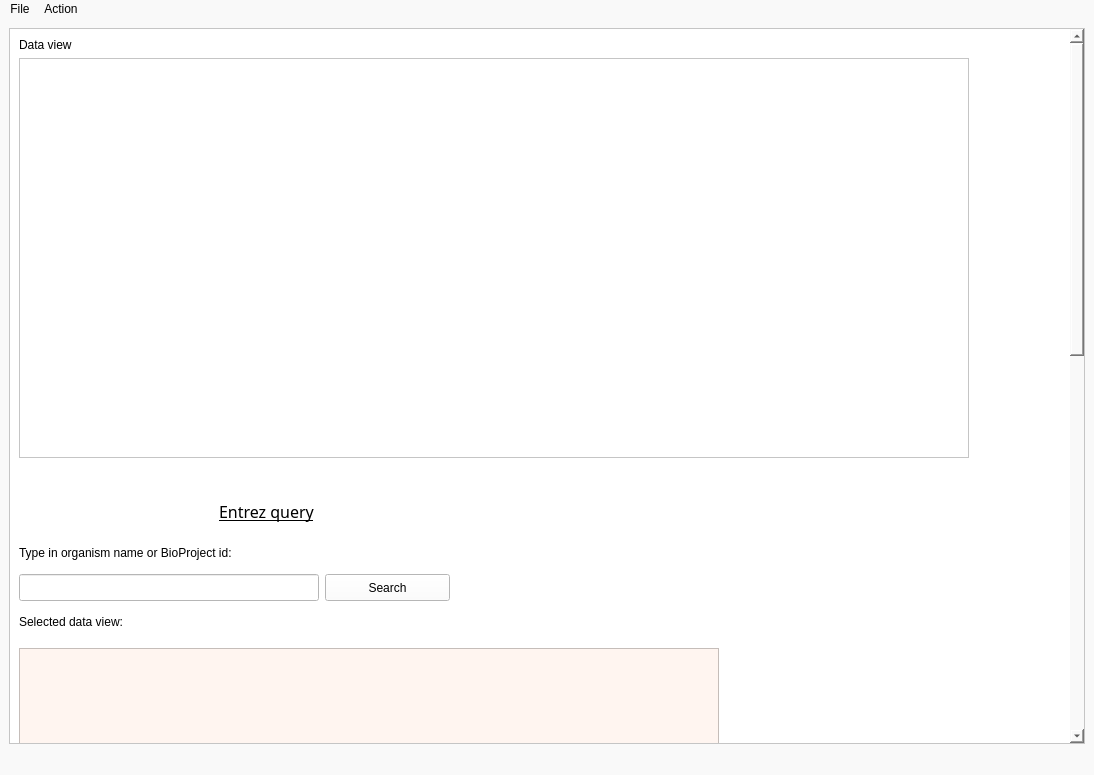
Old version of the form Design/main_window.ui in the repository youngTouring/genome_info.
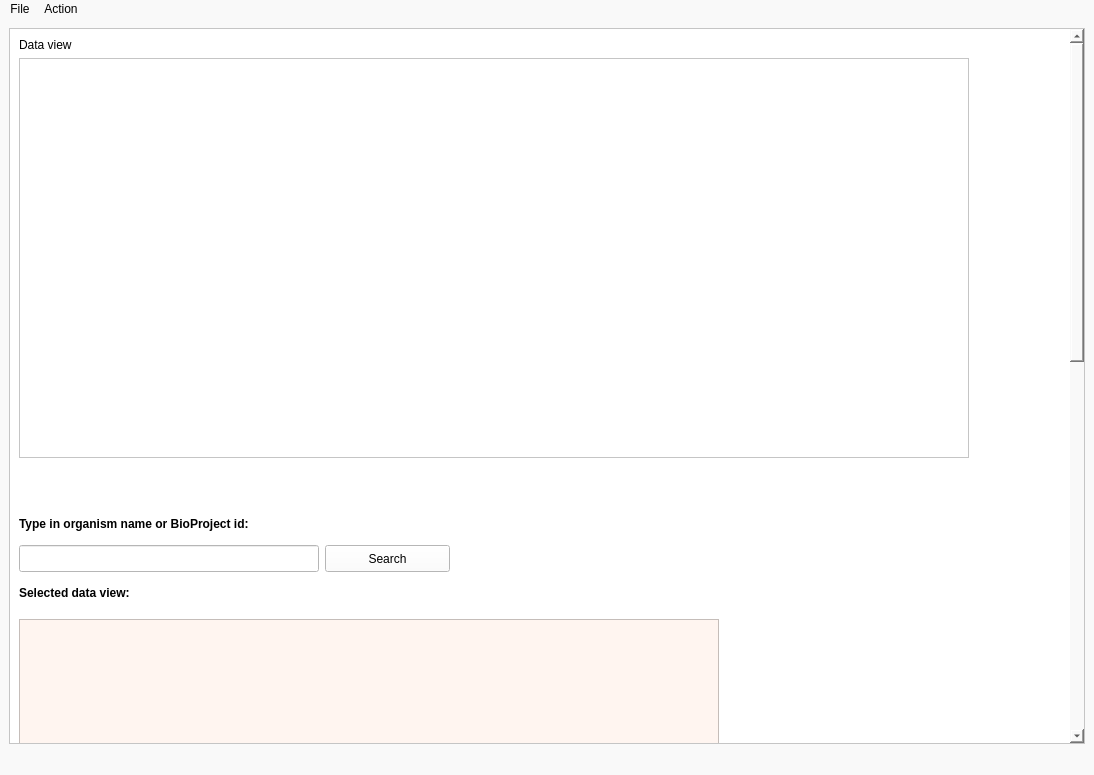
New version of the form. Icons and pictures are not drawn.

Commit message: Design improvements, bold labels etc.

```diff
--- a/Design/main_window.ui
+++ b/Design/main_window.ui
@@ -493,7 +493,7 @@
          <x>0</x>
          <y>0</y>
          <width>1057</width>
-         <height>1575</height>
+         <height>1546</height>
         </rect>
        </property>
        <layout class="QFormLayout" name="formLayout_2">
@@ -517,55 +517,13 @@
          </widget>
         </item>
         <item row="2" column="0">
-         <widget class="QLabel" name="labelDatabaseSizeInfo_2">
-          <property name="sizePolicy">
-           <sizepolicy hsizetype="Preferred" vsizetype="Fixed">
-            <horstretch>0</horstretch>
-            <verstretch>0</verstretch>
-           </sizepolicy>
-          </property>
-          <property name="font">
-           <font>
-            <family>Sitka Text</family>
-            <pointsize>12</pointsize>
-            <weight>9</weight>
-            <italic>false</italic>
-            <bold>false</bold>
-            <underline>true</underline>
-           </font>
-          </property>
-          <property name="layoutDirection">
-           <enum>Qt::LeftToRight</enum>
-          </property>
-          <property name="styleSheet">
-           <string notr="true">font: 75 12pt &quot;Sitka Text&quot;;
-text-decoration: underline;</string>
-          </property>
-          <property name="frameShadow">
-           <enum>QFrame::Sunken</enum>
-          </property>
-          <property name="lineWidth">
-           <number>10</number>
-          </property>
-          <property name="text">
-           <string>Entrez query</string>
-          </property>
-          <property name="margin">
-           <number>0</number>
-          </property>
-          <property name="indent">
-           <number>200</number>
-          </property>
-         </widget>
-        </item>
-        <item row="3" column="0">
          <widget class="Line" name="line_2">
           <property name="orientation">
            <enum>Qt::Horizontal</enum>
           </property>
          </widget>
         </item>
-        <item row="4" column="0">
+        <item row="3" column="0">
          <widget class="QLabel" name="label_3">
           <property name="minimumSize">
            <size>
@@ -579,12 +537,21 @@
             <height>30</height>
            </size>
           </property>
+          <property name="font">
+           <font>
+            <family>MS Shell Dlg 2</family>
+            <pointsize>9</pointsize>
+            <weight>50</weight>
+            <italic>false</italic>
+            <bold>false</bold>
+           </font>
+          </property>
           <property name="text">
-           <string>Type in organism name or BioProject id:</string>
+           <string>&lt;html&gt;&lt;head/&gt;&lt;body&gt;&lt;p&gt;&lt;span style=&quot; font-weight:600;&quot;&gt;Type in organism name or BioProject id:&lt;/span&gt;&lt;/p&gt;&lt;/body&gt;&lt;/html&gt;</string>
           </property>
          </widget>
         </item>
-        <item row="5" column="0">
+        <item row="4" column="0">
          <layout class="QFormLayout" name="formLayout">
           <item row="0" column="0">
            <widget class="QLineEdit" name="lineEditSearchInDatabase">
@@ -632,7 +599,7 @@
           </item>
          </layout>
         </item>
-        <item row="6" column="0">
+        <item row="5" column="0">
          <widget class="QLabel" name="label_2">
           <property name="minimumSize">
            <size>
@@ -647,11 +614,11 @@
            </size>
           </property>
           <property name="text">
-           <string>Selected data view:</string>
+           <string>&lt;html&gt;&lt;head/&gt;&lt;body&gt;&lt;p&gt;&lt;span style=&quot; font-weight:600;&quot;&gt;Selected data view:&lt;/span&gt;&lt;/p&gt;&lt;/body&gt;&lt;/html&gt;</string>
           </property>
          </widget>
         </item>
-        <item row="7" column="0">
+        <item row="6" column="0">
          <widget class="QTableWidget" name="tableWidgetSelectedData">
           <property name="minimumSize">
            <size>
```
Left out of the diff: 134 changed lines with no effect on the pictures. The commit also changes 5 other files.
